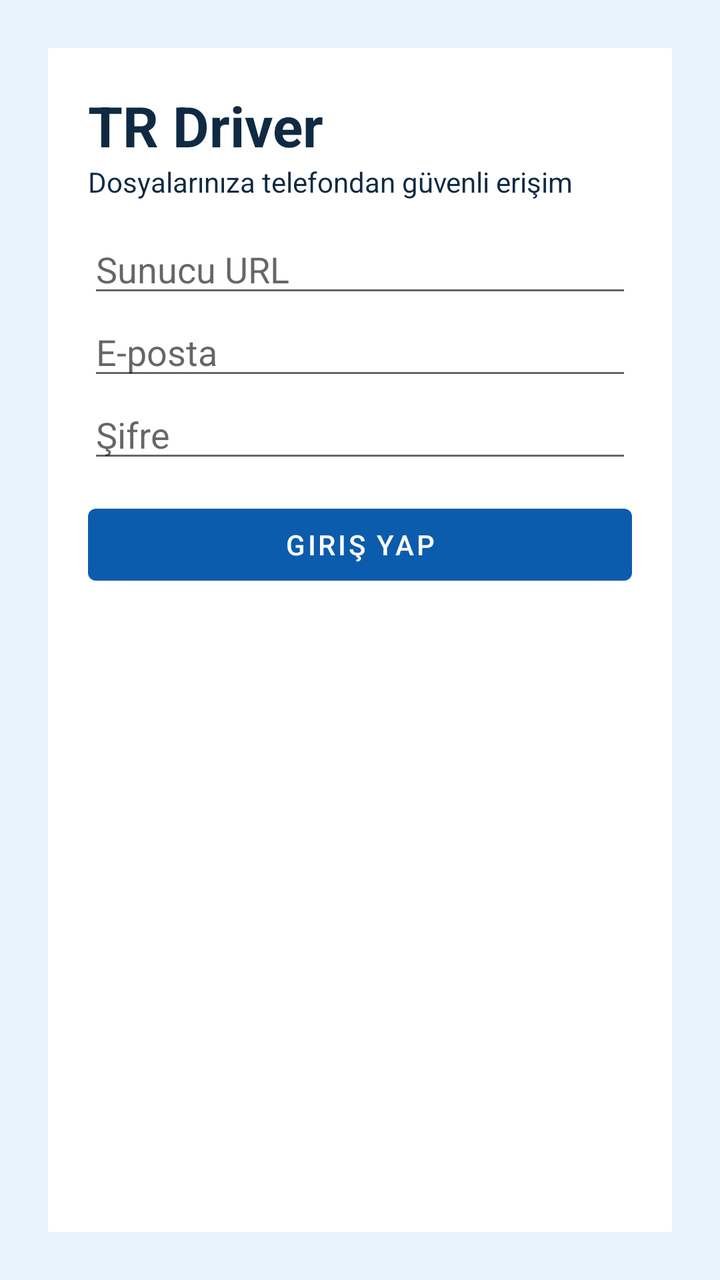
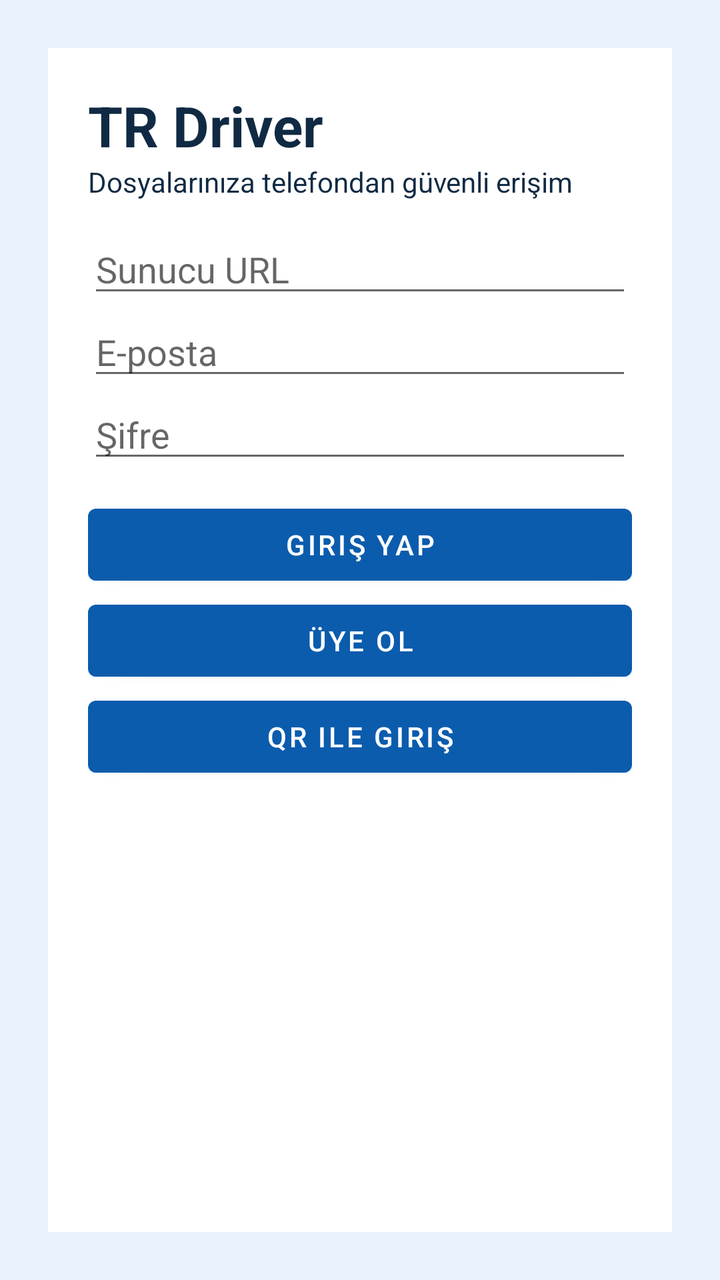

Compare the two renders of this Android layout. The source of the first and the diff that turns it into the second are given below.
<!-- AndroidManifest.xml: activity theme Theme.TRDriver -->
<!-- res/layout/activity_main.xml -->
<?xml version="1.0" encoding="utf-8"?>
<FrameLayout xmlns:android="http://schemas.android.com/apk/res/android"
    android:layout_width="match_parent"
    android:layout_height="match_parent"
    android:background="@color/tr_sky">

    <ScrollView
        android:id="@+id/loginPanel"
        android:layout_width="match_parent"
        android:layout_height="match_parent"
        android:fillViewport="true"
        android:padding="24dp">

        <LinearLayout
            android:layout_width="match_parent"
            android:layout_height="wrap_content"
            android:layout_gravity="center"
            android:background="@android:color/white"
            android:orientation="vertical"
            android:padding="20dp">

            <TextView
                android:layout_width="match_parent"
                android:layout_height="wrap_content"
                android:text="TR Driver"
                android:textColor="@color/tr_ink"
                android:textSize="28sp"
                android:textStyle="bold" />

            <TextView
                android:layout_width="match_parent"
                android:layout_height="wrap_content"
                android:layout_marginBottom="12dp"
                android:text="Dosyalarınıza telefondan güvenli erişim"
                android:textColor="@color/tr_ink" />

            <EditText
                android:id="@+id/inputServer"
                android:layout_width="match_parent"
                android:layout_height="wrap_content"
                android:hint="Sunucu URL"
                android:inputType="textUri" />

            <EditText
                android:id="@+id/inputEmail"
                android:layout_width="match_parent"
                android:layout_height="wrap_content"
                android:hint="E-posta"
                android:inputType="textEmailAddress" />

            <EditText
                android:id="@+id/inputPassword"
                android:layout_width="match_parent"
                android:layout_height="wrap_content"
                android:hint="Şifre"
                android:inputType="textPassword" />

            <TextView
                android:id="@+id/otpLabel"
                android:layout_width="match_parent"
                android:layout_height="wrap_content"
                android:text="E-posta doğrulama kodu"
                android:visibility="gone" />

            <EditText
                android:id="@+id/inputOtp"
                android:layout_width="match_parent"
                android:layout_height="wrap_content"
                android:hint="Kod"
                android:inputType="number"
                android:visibility="gone" />

            <Button
                android:id="@+id/btnLogin"
                android:layout_width="match_parent"
                android:layout_height="wrap_content"
                android:layout_marginTop="12dp"
                android:text="Giriş yap" />
        </LinearLayout>
    </ScrollView>

    <LinearLayout
        android:id="@+id/filesPanel"
        android:layout_width="match_parent"
        android:layout_height="match_parent"
        android:orientation="vertical"
        android:visibility="gone">

        <LinearLayout
            android:layout_width="match_parent"
            android:layout_height="wrap_content"
            android:background="@color/tr_blue"
            android:orientation="vertical"
            android:padding="16dp">

            <TextView
                android:layout_width="match_parent"
                android:layout_height="wrap_content"
                android:text="TR Driver"
                android:textColor="@color/tr_white"
                android:textSize="20sp"
                android:textStyle="bold" />

            <TextView
                android:id="@+id/titleEmail"
                android:layout_width="match_parent"
                android:layout_height="wrap_content"
                android:textColor="@color/tr_white" />
        </LinearLayout>

        <TextView
            android:id="@+id/crumbs"
            android:layout_width="match_parent"
            android:layout_height="wrap_content"
            android:background="@android:color/white"
            android:padding="12dp"
            android:textColor="@color/tr_ink" />

        <LinearLayout
            android:layout_width="match_parent"
            android:layout_height="wrap_content"
            android:orientation="horizontal"
            android:padding="8dp">

            <Button
                android:id="@+id/btnRefresh"
                android:layout_width="0dp"
                android:layout_height="wrap_content"
                android:layout_weight="1"
                android:text="Yenile" />

            <Button
                android:id="@+id/btnNewFolder"
                android:layout_width="0dp"
                android:layout_height="wrap_content"
                android:layout_weight="1"
                android:text="Klasör" />

            <Button
                android:id="@+id/btnUpload"
                android:layout_width="0dp"
                android:layout_height="wrap_content"
                android:layout_weight="1"
                android:text="Yükle" />

            <Button
                android:id="@+id/btnLogout"
                android:layout_width="0dp"
                android:layout_height="wrap_content"
                android:layout_weight="1"
                android:text="Çıkış" />
        </LinearLayout>

        <LinearLayout
            android:layout_width="match_parent"
            android:layout_height="wrap_content"
            android:background="@android:color/white"
            android:orientation="vertical"
            android:padding="12dp">

            <TextView
                android:layout_width="match_parent"
                android:layout_height="wrap_content"
                android:text="Galeri yedekleme (Google Fotoğraflar gibi)"
                android:textColor="@color/tr_ink"
                android:textStyle="bold" />

            <com.google.android.material.switchmaterial.SwitchMaterial
                android:id="@+id/switchGalleryBackup"
                android:layout_width="match_parent"
                android:layout_height="wrap_content"
                android:text="Otomatik foto/video yedekle" />

            <com.google.android.material.switchmaterial.SwitchMaterial
                android:id="@+id/switchWifiOnly"
                android:layout_width="match_parent"
                android:layout_height="wrap_content"
                android:text="Sadece Wi‑Fi (kapalıysa mobil veri de)" />

            <Button
                android:id="@+id/btnBackupNow"
                android:layout_width="match_parent"
                android:layout_height="wrap_content"
                android:text="Şimdi yedekle" />

            <TextView
                android:id="@+id/backupStatus"
                android:layout_width="match_parent"
                android:layout_height="wrap_content"
                android:textColor="@color/tr_ink"
                android:textSize="12sp" />
        </LinearLayout>

        <androidx.recyclerview.widget.RecyclerView
            android:id="@+id/fileList"
            android:layout_width="match_parent"
            android:layout_height="0dp"
            android:layout_weight="1"
            android:padding="8dp" />
    </LinearLayout>

    <ProgressBar
        android:id="@+id/progress"
        android:layout_width="48dp"
        android:layout_height="48dp"
        android:layout_gravity="center"
        android:visibility="gone" />
</FrameLayout>
<!-- resources referenced by this layout -->
<resources>
  <color name="tr_blue">#0B5CAD</color>
  <color name="tr_ink">#102A43</color>
  <color name="tr_sky">#E8F2FC</color>
  <color name="tr_white">#FFFFFF</color>
  <style name="Theme.TRDriver" parent="Theme.MaterialComponents.Light.NoActionBar">
          <item name="colorPrimary">@color/tr_blue</item>
          <item name="colorPrimaryVariant">@color/tr_blue_dark</item>
          <item name="colorOnPrimary">@color/tr_white</item>
          <item name="android:statusBarColor">@color/tr_blue_dark</item>
          <item name="android:windowBackground">@color/tr_sky</item>
      </style>
  <color name="tr_blue_dark">#083F78</color>
</resources>

<!-- the commit's change to res/layout/activity_main.xml (unified diff, before → after) -->
@@ -42,6 +42,14 @@
                 android:inputType="textUri" />
 
             <EditText
+                android:id="@+id/inputDisplayName"
+                android:layout_width="match_parent"
+                android:layout_height="wrap_content"
+                android:hint="Görünen ad (üyelik)"
+                android:inputType="textPersonName"
+                android:visibility="gone" />
+
+            <EditText
                 android:id="@+id/inputEmail"
                 android:layout_width="match_parent"
                 android:layout_height="wrap_content"
@@ -76,6 +84,18 @@
                 android:layout_height="wrap_content"
                 android:layout_marginTop="12dp"
                 android:text="Giriş yap" />
+
+            <Button
+                android:id="@+id/btnRegister"
+                android:layout_width="match_parent"
+                android:layout_height="wrap_content"
+                android:text="Üye ol" />
+
+            <Button
+                android:id="@+id/btnQrLogin"
+                android:layout_width="match_parent"
+                android:layout_height="wrap_content"
+                android:text="QR ile giriş" />
         </LinearLayout>
     </ScrollView>
 
